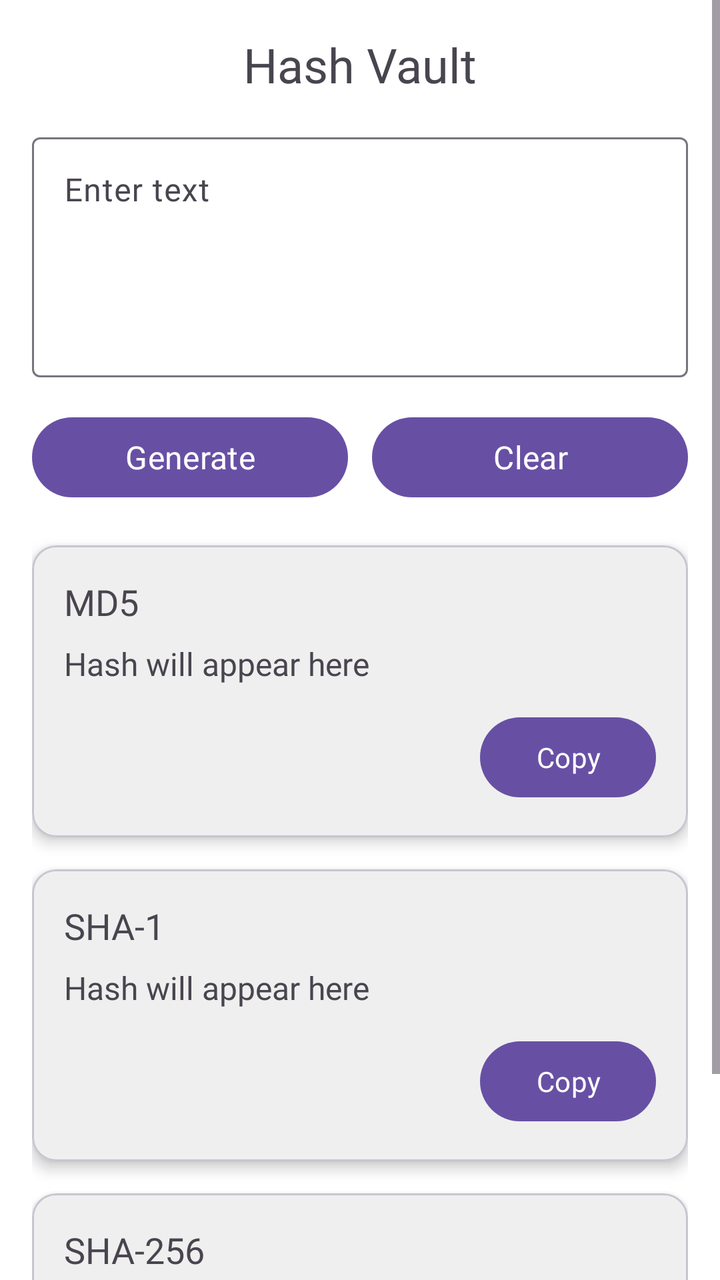
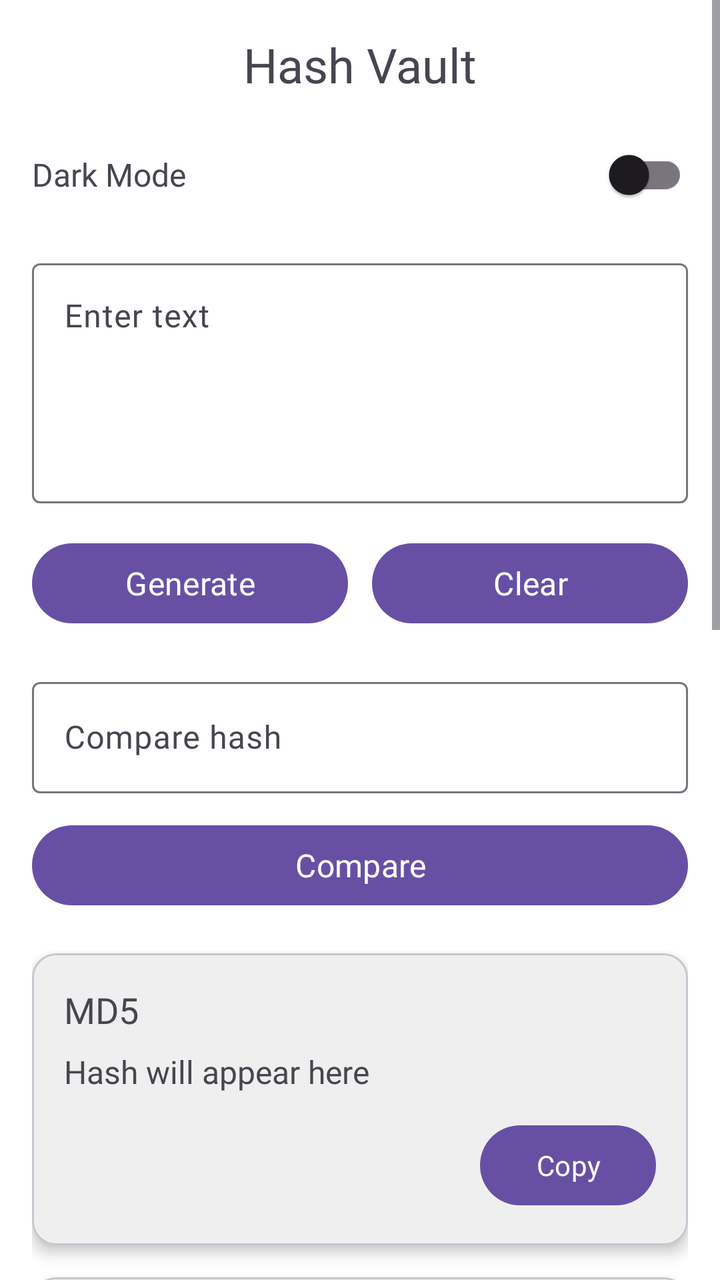

Screens rendered from an Android XML layout before and after an edit, with the pre-edit source and the edit as a unified diff.
<!-- AndroidManifest.xml: application theme Theme.HashVault -->
<!-- res/layout/activity_main.xml -->
<?xml version="1.0" encoding="utf-8"?>
<ScrollView xmlns:android="http://schemas.android.com/apk/res/android"
    xmlns:app="http://schemas.android.com/apk/res-auto"
    android:id="@+id/main"
    android:layout_width="match_parent"
    android:layout_height="match_parent"
    android:background="@color/background">

    <LinearLayout
        android:layout_width="match_parent"
        android:layout_height="wrap_content"
        android:orientation="vertical"
        android:layout_margin="16dp">

        <TextView
            android:id="@+id/app_title"
            android:layout_width="match_parent"
            android:layout_height="wrap_content"
            android:layout_marginBottom="15dp"
            android:fontFamily="@font/montserrat_bold"
            android:text="@string/app_name"
            android:textAlignment="center"
            android:textSize="24sp" />

        <com.google.android.material.textfield.TextInputLayout
            android:layout_width="match_parent"
            android:layout_height="wrap_content"
            android:hint="@string/enter_text">

            <com.google.android.material.textfield.TextInputEditText
                android:id="@+id/input_text"
                android:layout_width="match_parent"
                android:layout_height="wrap_content"
                android:fontFamily="@font/montserrat"
                android:gravity="top|start"
                android:inputType="textMultiLine"
                android:maxLines="8"
                android:minHeight="120dp"
                android:textSize="16sp" />
        </com.google.android.material.textfield.TextInputLayout>

        <LinearLayout
            android:layout_width="match_parent"
            android:layout_height="wrap_content"
            android:layout_marginTop="16dp"
            android:orientation="horizontal">

            <Button
                android:id="@+id/button_generate"
                android:layout_width="0dp"
                android:layout_height="wrap_content"
                android:layout_weight="1"
                android:fontFamily="@font/montserrat_semibold"
                android:text="@string/generate"
                android:textSize="16sp" />

            <Space
                android:layout_width="12dp"
                android:layout_height="wrap_content" />

            <Button
                android:id="@+id/button_clear"
                android:layout_width="0dp"
                android:layout_height="wrap_content"
                android:layout_weight="1"
                android:fontFamily="@font/montserrat_semibold"
                android:text="@string/clear"
                android:textSize="16sp" />
        </LinearLayout>

        <com.google.android.material.card.MaterialCardView
            android:layout_width="match_parent"
            android:layout_height="wrap_content"
            android:layout_marginTop="20dp"
            app:cardBackgroundColor="@color/card_background"
            app:cardCornerRadius="12dp"
            app:cardElevation="4dp">

            <LinearLayout
                android:layout_width="match_parent"
                android:layout_height="wrap_content"
                android:orientation="vertical"
                android:padding="16dp">

                <TextView
                    android:layout_width="wrap_content"
                    android:layout_height="wrap_content"
                    android:fontFamily="@font/montserrat_semibold"
                    android:text="@string/md5"
                    android:textSize="18sp" />

                <TextView
                    android:id="@+id/md5_hash"
                    android:layout_width="match_parent"
                    android:layout_height="wrap_content"
                    android:layout_marginTop="8dp"
                    android:fontFamily="@font/montserrat"
                    android:text="@string/hash_text"
                    android:textIsSelectable="true"
                    android:textSize="16sp" />

                <Button
                    android:id="@+id/button_copy_md5"
                    android:layout_width="wrap_content"
                    android:layout_height="wrap_content"
                    android:layout_gravity="end"
                    android:layout_marginTop="12dp"
                    android:fontFamily="@font/montserrat_semibold"
                    android:text="@string/copy"
                    android:textSize="14sp" />
            </LinearLayout>

        </com.google.android.material.card.MaterialCardView>

        <com.google.android.material.card.MaterialCardView
            android:layout_width="match_parent"
            android:layout_height="wrap_content"
            android:layout_marginTop="16dp"
            app:cardBackgroundColor="@color/card_background"
            app:cardCornerRadius="12dp"
            app:cardElevation="4dp">

            <LinearLayout
                android:layout_width="match_parent"
                android:layout_height="wrap_content"
                android:orientation="vertical"
                android:padding="16dp">

                <TextView
                    android:layout_width="wrap_content"
                    android:layout_height="wrap_content"
                    android:fontFamily="@font/montserrat_semibold"
                    android:text="@string/sha_1"
                    android:textSize="18sp" />

                <TextView
                    android:id="@+id/sha1_hash"
                    android:layout_width="match_parent"
                    android:layout_height="wrap_content"
                    android:layout_marginTop="8dp"
                    android:fontFamily="@font/montserrat"
                    android:text="@string/hash_text"
                    android:textIsSelectable="true"
                    android:textSize="16sp" />

                <Button
                    android:id="@+id/button_copy_sha1"
                    android:layout_width="wrap_content"
                    android:layout_height="wrap_content"
                    android:layout_gravity="end"
                    android:layout_marginTop="12dp"
                    android:fontFamily="@font/montserrat_semibold"
                    android:text="@string/copy"
                    android:textSize="14sp" />
            </LinearLayout>

        </com.google.android.material.card.MaterialCardView>

        <com.google.android.material.card.MaterialCardView
            android:layout_width="match_parent"
            android:layout_height="wrap_content"
            android:layout_marginTop="16dp"
            android:layout_marginBottom="20dp"
            app:cardBackgroundColor="@color/card_background"
            app:cardCornerRadius="12dp"
            app:cardElevation="4dp">

            <LinearLayout
                android:layout_width="match_parent"
                android:layout_height="wrap_content"
                android:orientation="vertical"
                android:padding="16dp">

                <TextView
                    android:layout_width="wrap_content"
                    android:layout_height="wrap_content"
                    android:fontFamily="@font/montserrat_semibold"
                    android:text="@string/sha_256"
                    android:textSize="18sp" />

                <TextView
                    android:id="@+id/sha256_hash"
                    android:layout_width="match_parent"
                    android:layout_height="wrap_content"
                    android:layout_marginTop="8dp"
                    android:fontFamily="@font/montserrat"
                    android:text="@string/hash_text"
                    android:textIsSelectable="true"
                    android:textSize="16sp" />

                <Button
                    android:id="@+id/button_copy_sha256"
                    android:layout_width="wrap_content"
                    android:layout_height="wrap_content"
                    android:layout_gravity="end"
                    android:layout_marginTop="12dp"
                    android:fontFamily="@font/montserrat_semibold"
                    android:text="@string/copy"
                    android:textSize="14sp" />
            </LinearLayout>

        </com.google.android.material.card.MaterialCardView>

    </LinearLayout>

</ScrollView>
<!-- resources referenced by this layout -->
<resources>
  <color name="background">@color/white</color>
  <color name="card_background">@color/Light_Grey</color>
  <string name="app_name">Hash Vault</string>
  <string name="clear">Clear</string>
  <string name="copy">Copy</string>
  <string name="enter_text">Enter text</string>
  <string name="generate">Generate</string>
  <string name="hash_text">Hash will appear here</string>
  <string name="md5">MD5</string>
  <string name="sha_1">SHA-1</string>
  <string name="sha_256">SHA-256</string>
  <style name="Theme.HashVault" parent="Base.Theme.HashVault" />
  <color name="white">#FFFFFFFF</color>
  <color name="Light_Grey">#EFEFEF</color>
  <style name="Base.Theme.HashVault" parent="Theme.Material3.DayNight.NoActionBar">
          
          
      </style>
</resources>

<!-- the commit's change to res/layout/activity_main.xml (unified diff, before → after) -->
@@ -9,8 +9,9 @@
     <LinearLayout
         android:layout_width="match_parent"
         android:layout_height="wrap_content"
+        android:layout_margin="16dp"
         android:orientation="vertical"
-        android:layout_margin="16dp">
+        android:paddingBottom="10dp">
 
         <TextView
             android:id="@+id/app_title"
@@ -22,6 +23,28 @@
             android:textAlignment="center"
             android:textSize="24sp" />
 
+        <LinearLayout
+            android:layout_width="match_parent"
+            android:layout_height="wrap_content"
+            android:layout_marginBottom="15dp"
+            android:gravity="center_vertical"
+            android:orientation="horizontal">
+
+            <TextView
+                android:layout_width="0dp"
+                android:layout_height="wrap_content"
+                android:layout_weight="1"
+                android:fontFamily="@font/montserrat_semibold"
+                android:text="@string/dark_mode"
+                android:textSize="16sp" />
+
+            <com.google.android.material.switchmaterial.SwitchMaterial
+                android:id="@+id/switch_dark_mode"
+                android:layout_width="wrap_content"
+                android:layout_height="wrap_content" />
+
+        </LinearLayout>
+
         <com.google.android.material.textfield.TextInputLayout
             android:layout_width="match_parent"
             android:layout_height="wrap_content"
@@ -68,10 +91,34 @@
                 android:textSize="16sp" />
         </LinearLayout>
 
-        <com.google.android.material.card.MaterialCardView
+        <com.google.android.material.textfield.TextInputLayout
             android:layout_width="match_parent"
             android:layout_height="wrap_content"
             android:layout_marginTop="20dp"
+            android:hint="@string/compare_hash">
+
+            <com.google.android.material.textfield.TextInputEditText
+                android:id="@+id/compare_input"
+                android:layout_width="match_parent"
+                android:layout_height="wrap_content"
+                android:fontFamily="@font/montserrat"
+                android:inputType="textNoSuggestions"
+                android:textSize="16sp" />
+        </com.google.android.material.textfield.TextInputLayout>
+
+        <Button
+            android:id="@+id/button_compare"
+            android:layout_width="match_parent"
+            android:layout_height="wrap_content"
+            android:layout_marginTop="12dp"
+            android:fontFamily="@font/montserrat_semibold"
+            android:text="@string/compare"
+            android:textSize="16sp" />
+
+        <com.google.android.material.card.MaterialCardView
+            android:layout_width="match_parent"
+            android:layout_height="wrap_content"
+            android:layout_marginTop="20dp"
             app:cardBackgroundColor="@color/card_background"
             app:cardCornerRadius="12dp"
             app:cardElevation="4dp">
@@ -99,6 +146,15 @@
                     android:textIsSelectable="true"
                     android:textSize="16sp" />
 
+                <TextView
+                    android:id="@+id/match_status_md5"
+                    android:layout_width="wrap_content"
+                    android:layout_height="wrap_content"
+                    android:layout_marginTop="8dp"
+                    android:fontFamily="@font/montserrat_semibold"
+                    android:textSize="14sp"
+                    android:visibility="gone" />
+
                 <Button
                     android:id="@+id/button_copy_md5"
                     android:layout_width="wrap_content"
@@ -143,6 +199,15 @@
                     android:textIsSelectable="true"
                     android:textSize="16sp" />
 
+                <TextView
+                    android:id="@+id/match_status_sha1"
+                    android:layout_width="wrap_content"
+                    android:layout_height="wrap_content"
+                    android:layout_marginTop="8dp"
+                    android:fontFamily="@font/montserrat_semibold"
+                    android:textSize="14sp"
+                    android:visibility="gone" />
+
                 <Button
                     android:id="@+id/button_copy_sha1"
                     android:layout_width="wrap_content"
@@ -160,6 +225,111 @@
             android:layout_width="match_parent"
             android:layout_height="wrap_content"
             android:layout_marginTop="16dp"
+            app:cardBackgroundColor="@color/card_background"
+            app:cardCornerRadius="12dp"
+            app:cardElevation="4dp">
+
+            <LinearLayout
+                android:layout_width="match_parent"
+                android:layout_height="wrap_content"
+                android:orientation="vertical"
+                android:padding="16dp">
+
+                <TextView
+                    android:layout_width="wrap_content"
+                    android:layout_height="wrap_content"
+                    android:fontFamily="@font/montserrat_semibold"
+                    android:text="@string/sha_256"
+                    android:textSize="18sp" />
+
+                <TextView
+                    android:id="@+id/sha256_hash"
+                    android:layout_width="match_parent"
+                    android:layout_height="wrap_content"
+                    android:layout_marginTop="8dp"
+                    android:fontFamily="@font/montserrat"
+                    android:text="@string/hash_text"
+                    android:textIsSelectable="true"
+                    android:textSize="16sp" />
+
+                <TextView
+                    android:id="@+id/match_status_sha256"
+                    android:layout_width="wrap_content"
+                    android:layout_height="wrap_content"
+                    android:layout_marginTop="8dp"
+                    android:fontFamily="@font/montserrat_semibold"
+                    android:textSize="14sp"
+                    android:visibility="gone" />
+
+                <Button
+                    android:id="@+id/button_copy_sha256"
+                    android:layout_width="wrap_content"
+                    android:layout_height="wrap_content"
+                    android:layout_gravity="end"
+                    android:layout_marginTop="12dp"
+                    android:fontFamily="@font/montserrat_semibold"
+                    android:text="@string/copy"
+                    android:textSize="14sp" />
+            </LinearLayout>
+
+        </com.google.android.material.card.MaterialCardView>
+
+        <com.google.android.material.card.MaterialCardView
+            android:layout_width="match_parent"
+            android:layout_height="wrap_content"
+            android:layout_marginTop="16dp"
+            app:cardBackgroundColor="@color/card_background"
+            app:cardCornerRadius="12dp"
+            app:cardElevation="4dp">
+
+            <LinearLayout
+                android:layout_width="match_parent"
+                android:layout_height="wrap_content"
+                android:orientation="vertical"
+                android:padding="16dp">
+
+                <TextView
+                    android:layout_width="wrap_content"
+                    android:layout_height="wrap_content"
+                    android:fontFamily="@font/montserrat_semibold"
+                    android:text="@string/sha_384"
+                    android:textSize="18sp" />
+
+                <TextView
+                    android:id="@+id/sha384_hash"
+                    android:layout_width="match_parent"
+                    android:layout_height="wrap_content"
+                    android:layout_marginTop="8dp"
+                    android:fontFamily="@font/montserrat"
+                    android:text="@string/hash_text"
+                    android:textIsSelectable="true"
+                    android:textSize="16sp" />
+
+                <TextView
+                    android:id="@+id/match_status_sha384"
+                    android:layout_width="wrap_content"
+                    android:layout_height="wrap_content"
+                    android:layout_marginTop="8dp"
+                    android:fontFamily="@font/montserrat_semibold"
+                    android:textSize="14sp"
+                    android:visibility="gone" />
+
+                <Button
+                    android:id="@+id/button_copy_sha384"
+                    android:layout_width="wrap_content"
+                    android:layout_height="wrap_content"
+                    android:layout_gravity="end"
+                    android:layout_marginTop="12dp"
+                    android:fontFamily="@font/montserrat_semibold"
+                    android:text="@string/copy"
+                    android:textSize="14sp" />
+            </LinearLayout>
+        </com.google.android.material.card.MaterialCardView>
+
+        <com.google.android.material.card.MaterialCardView
+            android:layout_width="match_parent"
+            android:layout_height="wrap_content"
+            android:layout_marginTop="16dp"
             android:layout_marginBottom="20dp"
             app:cardBackgroundColor="@color/card_background"
             app:cardCornerRadius="12dp"
@@ -175,30 +345,38 @@
                     android:layout_width="wrap_content"
                     android:layout_height="wrap_content"
                     android:fontFamily="@font/montserrat_semibold"
-                    android:text="@string/sha_256"
-                    android:textSize="18sp" />
-
-                <TextView
-                    android:id="@+id/sha256_hash"
-                    android:layout_width="match_parent"
-                    android:layout_height="wrap_content"
-                    android:layout_marginTop="8dp"
-                    android:fontFamily="@font/montserrat"
-                    android:text="@string/hash_text"
-                    android:textIsSelectable="true"
-                    android:textSize="16sp" />
-
-                <Button
-                    android:id="@+id/button_copy_sha256"
-                    android:layout_width="wrap_content"
-                    android:layout_height="wrap_content"
-                    android:layout_gravity="end"
-                    android:layout_marginTop="12dp"
-                    android:fontFamily="@font/montserrat_semibold"
-                    android:text="@string/copy"
-                    android:textSize="14sp" />
-            </LinearLayout>
-
+                    android:text="@string/sha_512"
+                    android:textSize="18sp" />
+
+                <TextView
+                    android:id="@+id/sha512_hash"
+                    android:layout_width="match_parent"
+                    android:layout_height="wrap_content"
+                    android:layout_marginTop="8dp"
+                    android:fontFamily="@font/montserrat"
+                    android:text="@string/hash_text"
+                    android:textIsSelectable="true"
+                    android:textSize="16sp" />
+
+                <TextView
+                    android:id="@+id/match_status_sha512"
+                    android:layout_width="wrap_content"
+                    android:layout_height="wrap_content"
+                    android:layout_marginTop="8dp"
+                    android:fontFamily="@font/montserrat_semibold"
+                    android:textSize="14sp"
+                    android:visibility="gone" />
+
+                <Button
+                    android:id="@+id/button_copy_sha512"
+                    android:layout_width="wrap_content"
+                    android:layout_height="wrap_content"
+                    android:layout_gravity="end"
+                    android:layout_marginTop="12dp"
+                    android:fontFamily="@font/montserrat_semibold"
+                    android:text="@string/copy"
+                    android:textSize="14sp" />
+            </LinearLayout>
         </com.google.android.material.card.MaterialCardView>
 
     </LinearLayout>
<!-- resource entries referenced after the edit -->
@@ -4,13 +4,18 @@
   <color name="card_background">@color/Light_Grey</color>
   <string name="app_name">Hash Vault</string>
   <string name="clear">Clear</string>
+  <string name="compare">Compare</string>
+  <string name="compare_hash">Compare hash</string>
   <string name="copy">Copy</string>
+  <string name="dark_mode">Dark Mode</string>
   <string name="enter_text">Enter text</string>
   <string name="generate">Generate</string>
   <string name="hash_text">Hash will appear here</string>
   <string name="md5">MD5</string>
   <string name="sha_1">SHA-1</string>
   <string name="sha_256">SHA-256</string>
+  <string name="sha_384">SHA-384</string>
+  <string name="sha_512">SHA-512</string>
   <style name="Theme.HashVault" parent="Base.Theme.HashVault" />
   <color name="white">#FFFFFFFF</color>
   <color name="Light_Grey">#EFEFEF</color>
